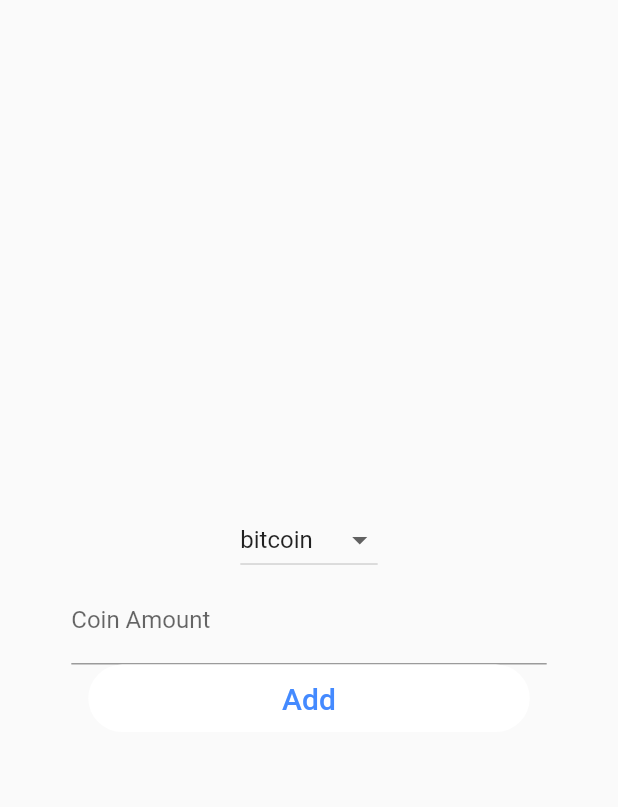
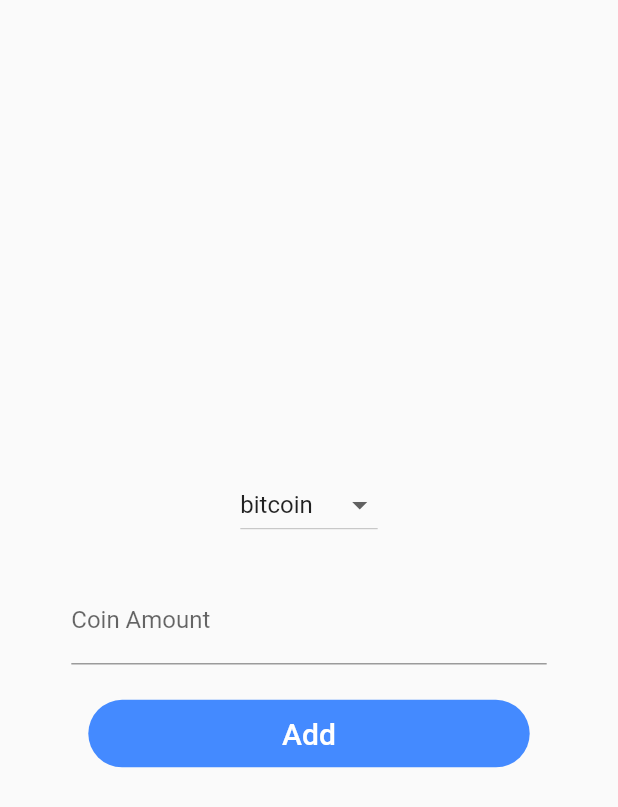
Before and after one commit to t3DDy-choco/flutterfire-cryptowallet, a Flutter app: the HomeView screen opened directly, after a tap on the "add" icon, on a phone screen of 412 x 824 dp. Shown: the top 807 px of the screen. Run offline on Flutter 3.47's test engine with Material 2 defaults, Android fonts, the phone set to English and light mode, and no system bars; our stand-ins replace cloud_firestore, firebase_auth, firebase_core; accounts and stored records are empty; network calls fail.

Commit message:
Update add_view.dart
Fixed design elements.

```diff
--- a/lib/ui/add_view.dart
+++ b/lib/ui/add_view.dart
@@ -16,6 +16,11 @@
   ];
   String dropdownValue = 'bitcoin';
   TextEditingController _amountController = TextEditingController();
+
+  // Created padding element
+  SizedBox _padding() => SizedBox(
+        height: MediaQuery.of(context).size.height / 35,
+      );
 
   @override
   Widget build(BuildContext context) {
@@ -37,6 +42,7 @@
               );
             }).toList(),
           ),
+          _padding(),
           Container(
             width: MediaQuery.of(context).size.width / 1.3,
             child: TextFormField(
@@ -47,12 +53,13 @@
               ),
             ),
           ),
+          _padding(),
           Container(
             width: MediaQuery.of(context).size.width / 1.4,
             height: 45.0,
             decoration: BoxDecoration(
               borderRadius: BorderRadius.circular(25.0),
-              color: Colors.white,
+              color: Colors.blueAccent,
             ),
             child: MaterialButton(
               onPressed: () async {
@@ -62,7 +69,7 @@
               child: Text(
                 "Add",
                 style: TextStyle(
-                  color: Colors.blueAccent,
+                  color: Colors.white,
                   fontSize: 20.0,
                 ),
               ),
```
